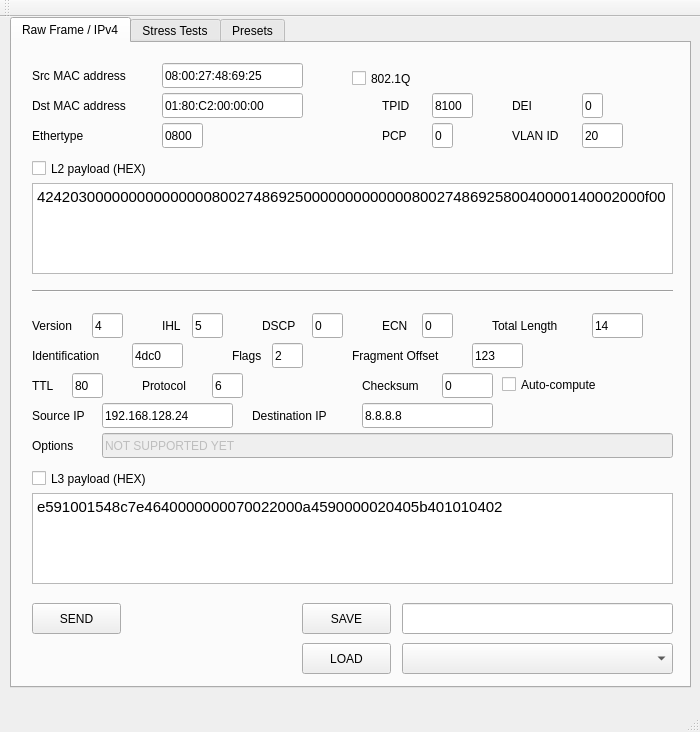
Old version of the form mainwindow.ui in the repository DPinato/Emulient.
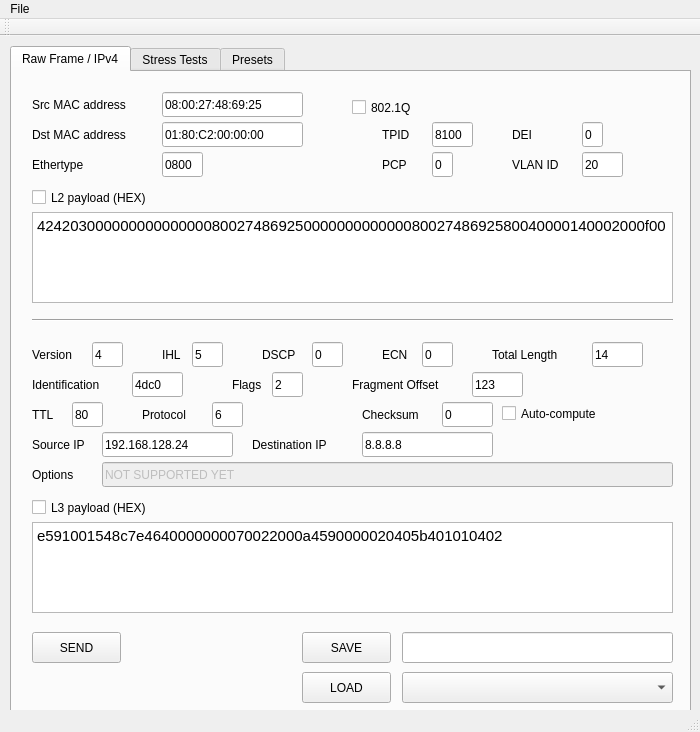
New version of the form.

Patch:
```diff
--- a/mainwindow.ui
+++ b/mainwindow.ui
@@ -18,7 +18,7 @@
     <property name="geometry">
      <rect>
       <x>10</x>
-      <y>0</y>
+      <y>10</y>
       <width>681</width>
       <height>671</height>
      </rect>
@@ -999,6 +999,16 @@
      <height>22</height>
     </rect>
    </property>
+   <widget class="QMenu" name="menuFile">
+    <property name="title">
+     <string>File</string>
+    </property>
+    <addaction name="actionOpen"/>
+    <addaction name="actionSave"/>
+    <addaction name="separator"/>
+    <addaction name="actionQuit"/>
+   </widget>
+   <addaction name="menuFile"/>
   </widget>
   <widget class="QToolBar" name="mainToolBar">
    <attribute name="toolBarArea">
```
Left out of the diff: 15 changed lines with no effect on the pictures.
